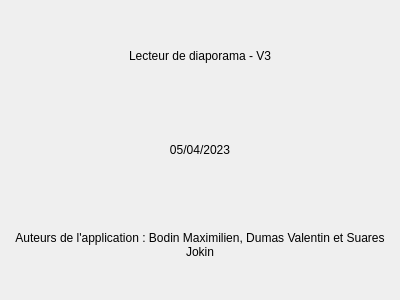
Old version of the form V5_MVP/pageapropos.ui in the repository Feror-BotMaker/SAE201-Diaporama.
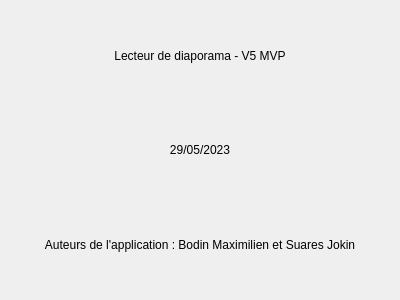
New version of the form.

Patch:
```diff
--- a/V5_MVP/pageapropos.ui
+++ b/V5_MVP/pageapropos.ui
@@ -23,7 +23,7 @@
    <item>
     <widget class="QLabel" name="numVersion">
      <property name="text">
-      <string>Lecteur de diaporama - V3</string>
+      <string>Lecteur de diaporama - V5 MVP</string>
      </property>
      <property name="alignment">
       <set>Qt::AlignCenter</set>
@@ -33,7 +33,7 @@
    <item>
     <widget class="QLabel" name="dateCreation">
      <property name="text">
-      <string>05/04/2023</string>
+      <string>29/05/2023</string>
      </property>
      <property name="alignment">
       <set>Qt::AlignCenter</set>
@@ -43,7 +43,7 @@
    <item>
     <widget class="QLabel" name="auteurs">
      <property name="text">
-      <string>Auteurs de l'application : Bodin Maximilien, Dumas Valentin et Suares Jokin</string>
+      <string>Auteurs de l'application : Bodin Maximilien et Suares Jokin</string>
      </property>
      <property name="alignment">
       <set>Qt::AlignCenter</set>
```
